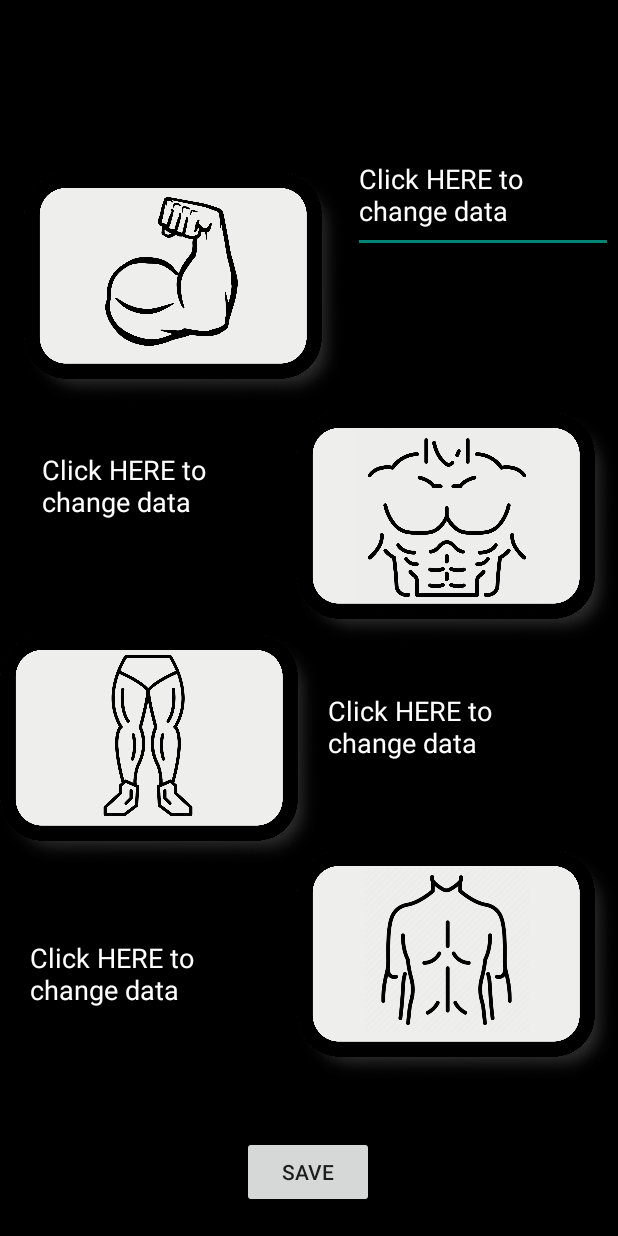
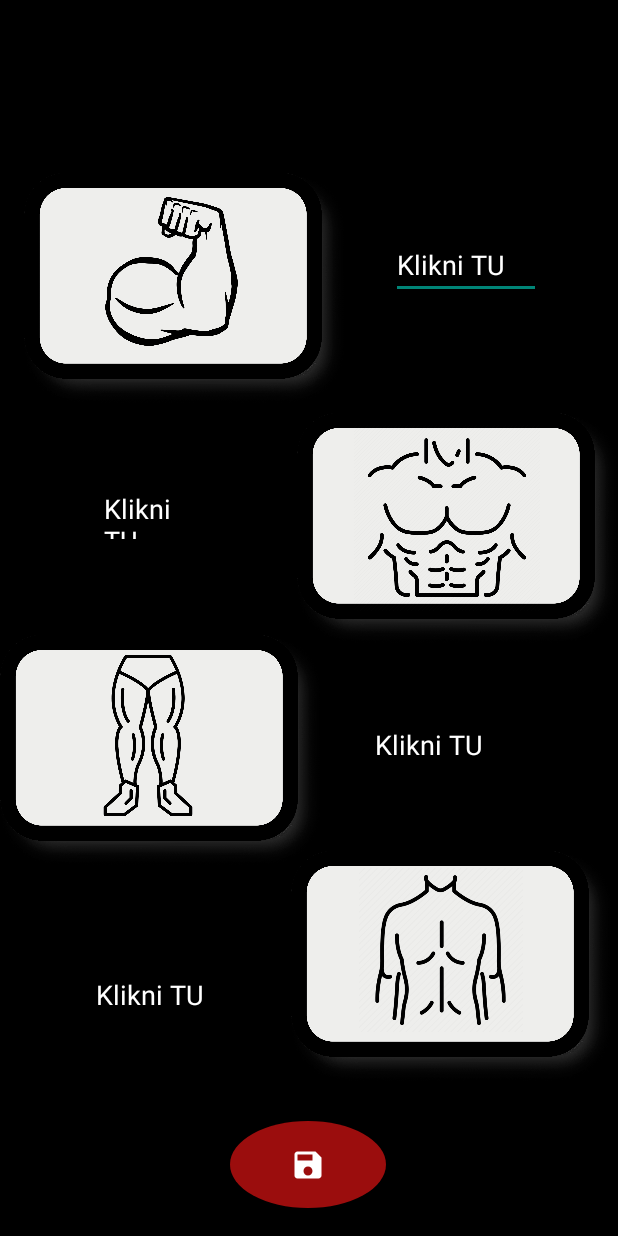
Before and after one commit to Xarvyy01/Fitnify_SEM, an Android app: the Measurements screen opened directly, with no data from a screen before it, on a phone screen of 412 x 824 dp. Run offline under Robolectric (Android 15) with nearby library versions, the phone set to English and light mode, and no system bars.

Commit message:
Vytvorenie Gitu

```diff
--- a/app/src/main/java/com/example/fitnify/Measurements.java
+++ b/app/src/main/java/com/example/fitnify/Measurements.java
@@ -7,12 +7,13 @@ import android.os.Bundle;
 import android.view.View;
 import android.widget.Button;
 import android.widget.EditText;
+import android.widget.ImageButton;
 import android.widget.TextView;
 import android.widget.Toast;
 
 public class Measurements extends AppCompatActivity {
 
-    Button save_button;
+    ImageButton save_button;
     TextView text;
     EditText editText_Arm;
 
@@ -72,6 +73,9 @@ public class Measurements extends AppCompatActivity {
     }
 
     public void save() {
+        String s = editText_Arm.getText().toString();
+        String nothing = "Klikni TU";
+        if (!(s == nothing)) {
 
             SharedPreferences sharedPreferences1 = getSharedPreferences(ETXT_ARM, MODE_PRIVATE);
             SharedPreferences.Editor editor1 = sharedPreferences1.edit();
@@ -79,24 +83,34 @@ public class Measurements extends AppCompatActivity {
 
             editor1.apply();
 
+        }
+        s = editText_Chest.getText().toString();
+        if (!(s == nothing)){
+
             SharedPreferences sharedPreferences2 = getSharedPreferences(ETXT_CHEST, MODE_PRIVATE);
             SharedPreferences.Editor editor2 = sharedPreferences2.edit();
             editor2.putString(TEXT_CHEST, Text_Chest.getText().toString());
 
             editor2.apply();
+        }
 
+        s = editText_Legs.getText().toString();
+        if (!(s == nothing)) {
             SharedPreferences sharedPreferences3 = getSharedPreferences(ETXT_LEGS, MODE_PRIVATE);
             SharedPreferences.Editor editor3 = sharedPreferences3.edit();
             editor3.putString(TEXT_LEGS, Text_Legs.getText().toString());
 
             editor3.apply();
+        }
 
+        s = editText_Back.getText().toString();
+        if (!(s == nothing)) {
             SharedPreferences sharedPreferences4 = getSharedPreferences(ETXT_BACK, MODE_PRIVATE);
             SharedPreferences.Editor editor4 = sharedPreferences4.edit();
             editor4.putString(TEXT_BACK, Text_Back.getText().toString());
 
             editor4.apply();
-
+        }
         Toast.makeText(this, "Saved", Toast.LENGTH_SHORT).show();
     }
 
--- /dev/null
+++ b/app/src/main/res/drawable/baseline_save_24.xml
@@ -0,0 +1,5 @@
+<vector android:height="24dp" android:tint="#FFFFFF"
+    android:viewportHeight="24" android:viewportWidth="24"
+    android:width="24dp" xmlns:android="http://schemas.android.com/apk/res/android">
+    <path android:fillColor="@android:color/white" android:pathData="M17,3L5,3c-1.11,0 -2,0.9 -2,2v14c0,1.1 0.89,2 2,2h14c1.1,0 2,-0.9 2,-2L21,7l-4,-4zM12,19c-1.66,0 -3,-1.34 -3,-3s1.34,-3 3,-3 3,1.34 3,3 -1.34,3 -3,3zM15,9L5,9L5,5h10v4z"/>
+</vector>
--- a/app/src/main/res/layout/activity_measurements.xml
+++ b/app/src/main/res/layout/activity_measurements.xml
@@ -9,9 +9,9 @@
 
     <EditText
         android:id="@+id/edt"
-        android:layout_width="173dp"
-        android:layout_height="77dp"
-        android:hint="Click HERE to change data"
+        android:layout_width="100dp"
+        android:layout_height="42dp"
+        android:hint="Klikni TU"
         android:outlineAmbientShadowColor="@color/white"
         android:shadowColor="@color/white"
         android:textColor="@color/white"
@@ -19,16 +19,16 @@
         android:textColorLink="@color/white"
         app:layout_constraintBottom_toBottomOf="parent"
         app:layout_constraintEnd_toEndOf="parent"
-        app:layout_constraintHorizontal_bias="0.987"
+        app:layout_constraintHorizontal_bias="0.835"
         app:layout_constraintStart_toStartOf="parent"
         app:layout_constraintTop_toTopOf="parent"
-        app:layout_constraintVertical_bias="0.122" />
+        app:layout_constraintVertical_bias="0.201" />
 
     <EditText
         android:id="@+id/edt2"
-        android:layout_width="173dp"
-        android:layout_height="77dp"
-        android:hint="Click HERE to change data"
+        android:layout_width="79dp"
+        android:layout_height="53dp"
+        android:hint="Klikni TU"
         android:outlineAmbientShadowColor="@color/white"
         android:shadowColor="@color/white"
         android:textColor="@color/white"
@@ -36,16 +36,16 @@
         android:textColorLink="@color/white"
         app:layout_constraintBottom_toBottomOf="parent"
         app:layout_constraintEnd_toEndOf="parent"
-        app:layout_constraintHorizontal_bias="0.1"
+        app:layout_constraintHorizontal_bias="0.197"
         app:layout_constraintStart_toStartOf="parent"
         app:layout_constraintTop_toTopOf="parent"
-        app:layout_constraintVertical_bias="0.382" />
+        app:layout_constraintVertical_bias="0.411" />
 
     <EditText
         android:id="@+id/edt3"
-        android:layout_width="173dp"
-        android:layout_height="77dp"
-        android:hint="Click HERE to change data"
+        android:layout_width="97dp"
+        android:layout_height="40dp"
+        android:hint="Klikni TU"
         android:outlineAmbientShadowColor="@color/white"
         android:shadowColor="@color/white"
         android:textColor="@color/white"
@@ -53,16 +53,16 @@
         android:textColorLink="@color/white"
         app:layout_constraintBottom_toBottomOf="parent"
         app:layout_constraintEnd_toEndOf="parent"
-        app:layout_constraintHorizontal_bias="0.899"
+        app:layout_constraintHorizontal_bias="0.782"
         app:layout_constraintStart_toStartOf="parent"
         app:layout_constraintTop_toTopOf="parent"
-        app:layout_constraintVertical_bias="0.597" />
+        app:layout_constraintVertical_bias="0.611" />
 
     <EditText
         android:id="@+id/edt4"
-        android:layout_width="173dp"
-        android:layout_height="77dp"
-        android:hint="Click HERE to change data"
+        android:layout_width="89dp"
+        android:layout_height="55dp"
+        android:hint="Klikni TU"
         android:outlineAmbientShadowColor="@color/white"
         android:shadowColor="@color/white"
         android:textColor="@color/white"
@@ -70,16 +70,18 @@
         android:textColorLink="@color/white"
         app:layout_constraintBottom_toBottomOf="parent"
         app:layout_constraintEnd_toEndOf="parent"
-        app:layout_constraintHorizontal_bias="0.067"
+        app:layout_constraintHorizontal_bias="0.185"
         app:layout_constraintStart_toStartOf="parent"
         app:layout_constraintTop_toTopOf="parent"
-        app:layout_constraintVertical_bias="0.818" />
+        app:layout_constraintVertical_bias="0.827" />
 
-    <Button
+    <ImageButton
         android:id="@+id/save_button"
-        android:layout_width="wrap_content"
-        android:layout_height="wrap_content"
+        android:layout_width="104dp"
+        android:layout_height="58dp"
+        android:src="@drawable/baseline_save_24"
         android:text="Save"
+        android:background="@drawable/round_btn"
         app:layout_constraintBottom_toBottomOf="parent"
         app:layout_constraintEnd_toEndOf="parent"
         app:layout_constraintHorizontal_bias="0.498"
@@ -91,52 +93,61 @@
         android:id="@+id/textView3"
         android:layout_width="wrap_content"
         android:layout_height="wrap_content"
+        android:hint="45cm"
         android:text="TextView"
-        android:textColor="@color/white"
+        android:textColor="#9B0D0D"
+        android:textSize="35dp"
         app:layout_constraintBottom_toBottomOf="parent"
         app:layout_constraintEnd_toEndOf="parent"
-        app:layout_constraintHorizontal_bias="0.767"
+        app:layout_constraintHorizontal_bias="0.85"
         app:layout_constraintStart_toStartOf="parent"
         app:layout_constraintTop_toTopOf="parent"
-        app:layout_constraintVertical_bias="0.085" />
+        app:layout_constraintVertical_bias="0.138" />
 
     <TextView
         android:id="@+id/textView5"
         android:layout_width="wrap_content"
         android:layout_height="wrap_content"
+        android:hint="45cm"
         android:text="TextView"
-        android:textColor="@color/white"
+        android:textColor="#9B0D0D"
+        android:textSize="35dp"
         app:layout_constraintBottom_toBottomOf="parent"
         app:layout_constraintEnd_toEndOf="parent"
-        app:layout_constraintHorizontal_bias="0.747"
+        app:layout_constraintHorizontal_bias="0.825"
         app:layout_constraintStart_toStartOf="parent"
-        app:layout_constraintTop_toTopOf="parent" />
+        app:layout_constraintTop_toTopOf="parent"
+        app:layout_constraintVertical_bias="0.552" />
 
     <TextView
         android:id="@+id/textView6"
         android:layout_width="wrap_content"
         android:layout_height="wrap_content"
+        android:textColor="#9B0D0D"
+        android:hint="45cm"
         android:text="TextView"
-        android:textColor="@color/white"
+        android:textSize="35dp"
         app:layout_constraintBottom_toBottomOf="parent"
         app:layout_constraintEnd_toEndOf="parent"
-        app:layout_constraintHorizontal_bias="0.206"
+        app:layout_constraintHorizontal_bias="0.139"
         app:layout_constraintStart_toStartOf="parent"
         app:layout_constraintTop_toTopOf="parent"
-        app:layout_constraintVertical_bias="0.706" />
+        app:layout_constraintVertical_bias="0.753" />
 
     <TextView
         android:id="@+id/textView4"
         android:layout_width="wrap_content"
         android:layout_height="wrap_content"
+        android:hint="45cm"
         android:text="TextView"
-        android:textColor="@color/white"
+        android:textColor="#9B0D0D"
+        android:textSize="35dp"
         app:layout_constraintBottom_toBottomOf="parent"
         app:layout_constraintEnd_toEndOf="parent"
-        app:layout_constraintHorizontal_bias="0.206"
+        app:layout_constraintHorizontal_bias="0.139"
         app:layout_constraintStart_toStartOf="parent"
         app:layout_constraintTop_toTopOf="parent"
-        app:layout_constraintVertical_bias="0.324" />
+        app:layout_constraintVertical_bias="0.343" />
 
     <ImageView
         android:id="@+id/imageView"
@@ -172,13 +183,14 @@
         app:srcCompat="@drawable/picture_ram" />
 
     <ImageView
+
         android:id="@+id/imageView4"
         android:layout_width="214dp"
         android:layout_height="352dp"
         android:layout_marginBottom="4dp"
         app:layout_constraintBottom_toBottomOf="parent"
         app:layout_constraintEnd_toEndOf="parent"
-        app:layout_constraintHorizontal_bias="1.0"
+        app:layout_constraintHorizontal_bias="0.98"
         app:layout_constraintStart_toStartOf="parent"
         app:srcCompat="@drawable/picture_ram" />
 
```
Lines whose indentation alone changed are shown as unchanged.
